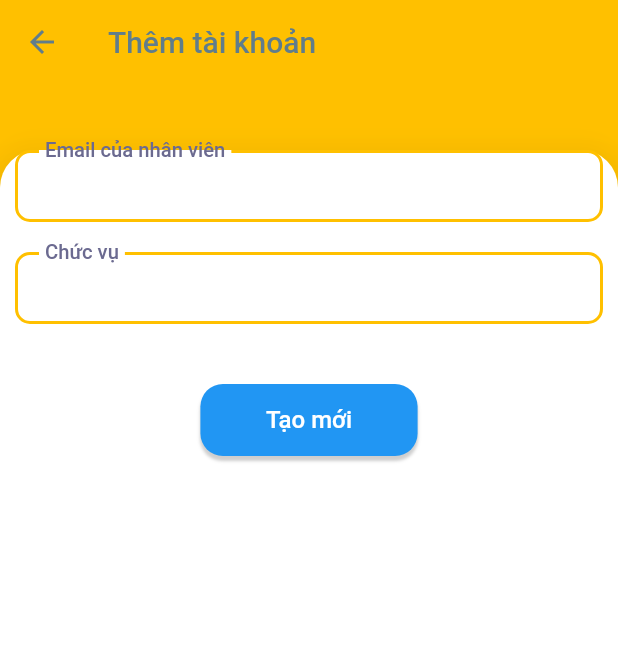
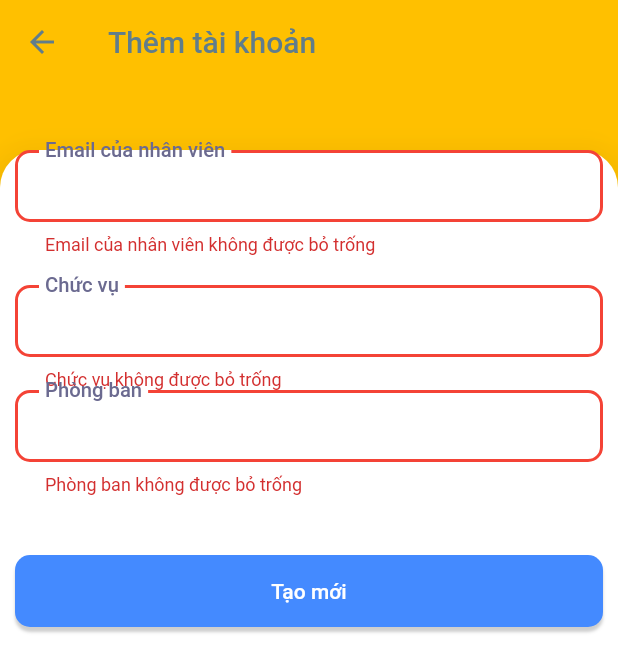
Before and after one commit to chocobopie/DataCareVN, a Flutter app: the AdminAccountAdd screen opened directly, after a tap on "Tạo mới", on a phone screen of 412 x 824 dp. Shown: the top 672 px of the screen. Run offline on Flutter 3.47's test engine with Material 2 defaults, Android fonts, the phone set to English and light mode, and no system bars; our stand-ins replace dropdown_button2, email_validator, flutter_datetime_picker, flutter_speed_dial, flutter_spinkit, pull_to_refresh and 3 more; missing offline and left inert: number_paginator; accounts and stored records are empty; network calls fail.

Commit message:
Update Account Detail

```diff
--- a/lib/views/admin/admin_account_add.dart
+++ b/lib/views/admin/admin_account_add.dart
@@ -5,11 +5,13 @@ import 'package:login_sample/models/block.dart';
 import 'package:login_sample/models/department.dart';
 import 'package:login_sample/models/role.dart';
 import 'package:login_sample/models/team.dart';
+import 'package:login_sample/views/admin/admin_department_filter.dart';
 import 'package:login_sample/widgets/CustomDropdownFormField2.dart';
 import 'package:login_sample/widgets/CustomEditableTextField.dart';
 import 'package:login_sample/widgets/CustomExpansionTile.dart';
 import 'package:login_sample/utilities/utils.dart';
 import 'package:login_sample/widgets/CustomOutlinedButton.dart';
+import 'package:login_sample/widgets/CustomTextButton.dart';
 
 import 'admin_role_filter.dart';
 
@@ -26,13 +28,17 @@ class _AdminAccountAddState extends State<AdminAccountAdd> {
 
   Block? _filterBlock;
   Department? _filterDepartment, _filterDepartmentPerm;
-  Team? _filterTeam;
+  Team? _filterTeam, _filterTeamPerm;
   Role? _filterRole;
 
-  String _filterRoleString = '';
+  final GlobalKey<FormState> _formKey = GlobalKey<FormState>();
+
+  String _filterRoleString = '', _filterDepartmentString = '', _filterTeamString = '';
 
   int? _contactCreateId, _contactViewId, _contactUpdateId, _contactDeleteId, _dealCreateId, _dealViewId, _dealUpdateId, _dealDeleteId, _issueCreateId, _issueViewId, _issueUpdateId, _issueDeleteId;
   int? _accountViewId, _accountCreateId, _accountUpdateId, _accountDeleteId, _attendanceViewId, _attendanceUpdateId;
+  int? _filterViewId, _filterBlockId;
+
 
   @override
   void dispose() {
@@ -42,7 +48,6 @@ class _AdminAccountAddState extends State<AdminAccountAdd> {
 
   @override
   Widget build(BuildContext context) {
-    double leftRight = MediaQuery.of(context).size.width * 0.05;
     return Scaffold(
       body: Stack(
         children: <Widget>[
@@ -62,12 +67,16 @@ class _AdminAccountAddState extends State<AdminAccountAdd> {
               ),
             ),
             margin: const EdgeInsets.only(left: 0.0, right: 0.0, top: 100.0),
+            child: Form(
+              key: _formKey,
               child: Padding(
                 padding: const EdgeInsets.only(left: 10.0, right: 10.0),
                 child: ListView(
                   children: <Widget>[
-                  //============================================================email box
+                    //============================================================email box===================================================================
                     CustomEditableTextFormField(
+                        isNull: false,
+                        isEmailCheck: true,
                         borderColor: mainBgColor,
                         text: '',
                         title: 'Email của nhân viên',
@@ -75,7 +84,7 @@ class _AdminAccountAddState extends State<AdminAccountAdd> {
                         textEditingController: _accountEmail,
                     ),
                     const SizedBox(height: 20.0,),
-                  //============================================================Chọn chức vụ
+                    //============================================================Chọn chức vụ===============================================================
                     CustomEditableTextFormField(
                         borderColor: mainBgColor,
                         text: _filterRoleString,
@@ -87,14 +96,94 @@ class _AdminAccountAddState extends State<AdminAccountAdd> {
                           setState(() {
                             _filterRole = data;
                             _filterRoleString = _filterRole!.name;
-                          print(_filterRole!.name);
+                            if(_filterRole!.roleId == 3 || _filterRole!.roleId == 4 || _filterRole!.roleId == 5){
+                              _filterBlockId == 1;
+                            }
+                            if(_filterRole!.roleId == 2){
+                              _filterBlockId == 0;
+                            }
+                            if(_filterRole!.roleId == 6){
+                              _filterBlockId == 2;
+                            }
                           });
                         }
                       },
                     ),
+                    //============================================================Chọn phòng ban===============================================================
+                    if(_filterBlockId != 0)
+                    CustomEditableTextFormField(
+                      borderColor: mainBgColor,
+                      text: _filterDepartmentString,
+                      title: 'Phòng ban',
+                      readonly: true,
+                      onTap: () async {
+                        final data = await Navigator.push(context, MaterialPageRoute(builder: (context) => const AdminDepartmentFilter(departmentList: departmentList)
+                        ));
+                        if( data != null ){
+                          setState(() {
+
+                          });
+                        }
+                      },
+                    ),
+                    //============================================================Chọn nhóm===============================================================
                     const SizedBox(height: 20.0,),
                     //============================================================Quyền truy cập của nhân viên Sale, KTV===================================
                     if(_filterRole != null)
+                    if(_filterRole!.roleId == 3 || _filterRole!.roleId == 4 || _filterRole!.roleId == 5 || _filterRole!.roleId == 6)
+                    Padding(
+                      padding: const EdgeInsets.only(bottom: 20.0),
+                      child: CustomExpansionTile(
+                          label: 'Quyền xem thông tin khách hàng & hợp đồng & vấn đề',
+                          colors: const [Colors.red, Colors.white],
+                          children: <Widget>[
+                            Padding(
+                              padding: const EdgeInsets.only(top: 5.0, left: 15.0, right: 15.0, bottom: 15.0),
+                              child: CustomDropdownFormField2(
+                                  value: _filterViewId != null ? permissionStatusesNameUtilities[_filterViewId!] : null,
+                                  label: 'Xem',
+                                  hintText: Text(_filterViewId == null ? '' : permissionStatusesNameUtilities[_filterViewId!]),
+                                  items: saleEmpViewPermNames,
+                                  onChanged: (value){
+                                    for(int i = 0; i < permissionStatuses.length; i++){
+                                      if(value.toString() == permissionStatuses[i].name){
+                                        setState(() {
+                                          _filterViewId = permissionStatuses[i].permissionStatusId;
+
+                                          if(_contactUpdateId == null || _contactUpdateId! > _filterViewId!){
+                                            _contactUpdateId = _filterViewId!;
+                                          }
+                                          if(_contactDeleteId == null || _contactDeleteId! > _filterViewId!){
+                                            _contactDeleteId = _filterViewId!;
+                                          }
+
+                                          if(_dealUpdateId == null || _dealUpdateId! > _filterViewId!){
+                                            _dealUpdateId = _filterViewId!;
+                                          }
+                                          if(_dealDeleteId == null || _dealDeleteId! > _filterViewId!){
+                                            _dealDeleteId = _filterViewId!;
+                                          }
+
+                                          if(_issueUpdateId == null || _issueUpdateId! > _filterViewId!){
+                                            _issueUpdateId = _filterViewId!;
+                                          }
+                                          if(_issueDeleteId == null || _issueDeleteId! > _filterViewId!){
+                                            _issueDeleteId = _filterViewId!;
+                                          }
+                                        });
+                                      }
+                                    }
+                                    _contactViewId = _filterViewId;
+                                    _dealViewId = _filterViewId;
+                                    _issueViewId = _filterViewId;
+                                  }
+                              ),
+                            ),
+                          ],
+                      ),
+                    ),
+
+                    if(_filterRole != null && _filterViewId != null)
                     if(_filterRole!.roleId == 3 || _filterRole!.roleId == 4 || _filterRole!.roleId == 5 || _filterRole!.roleId == 6)
                     Padding(
                       padding: const EdgeInsets.only(bottom: 20.0),
@@ -114,15 +203,7 @@ class _AdminAccountAddState extends State<AdminAccountAdd> {
                             Padding(
                               padding: const EdgeInsets.only(top: 5, left: 15, right: 15, bottom: 15),
                               child: CustomDropdownFormField2(
-                              label: 'Xem',
-                              hintText: _contactViewId != null ? Text(permissionStatusesNameUtilities[_contactViewId!]) : const Text(''),
-                              items: saleEmpViewPermNames,
-                              onChanged: null,
-                            ),
-                          ),
-                          Padding(
-                            padding: const EdgeInsets.only(top: 5, left: 15, right: 15, bottom: 15),
-                            child: CustomDropdownFormField2(
+                                value: _contactUpdateId != null ? permissionStatusesNameUtilities[_contactUpdateId!] : null,
                                 label: 'Chỉnh sửa',
                                 hintText: _contactUpdateId != null ? Text(permissionStatusesNameUtilities[_contactUpdateId!]) : const Text(''),
                                 items: saleEmpUpdateDeletePermNames,
@@ -132,6 +213,7 @@ class _AdminAccountAddState extends State<AdminAccountAdd> {
                             Padding(
                               padding: const EdgeInsets.only(top: 5, left: 15, right: 15, bottom: 15),
                               child: CustomDropdownFormField2(
+                                value: _contactDeleteId != null ? permissionStatusesNameUtilities[_contactDeleteId!] : null,
                                 label: 'Xóa',
                                 hintText: _contactDeleteId != null ? Text(permissionStatusesNameUtilities[_contactDeleteId!]) : const Text(''),
                                 items: saleEmpUpdateDeletePermNames,
@@ -141,7 +223,7 @@ class _AdminAccountAddState extends State<AdminAccountAdd> {
                           ],
                       ),
                     ),
-                  if(_filterRole != null)
+                    if(_filterRole != null && _filterViewId != null)
                     if(_filterRole!.roleId == 3 || _filterRole!.roleId == 4 || _filterRole!.roleId == 5 || _filterRole!.roleId == 6)
                     Padding(
                       padding: const EdgeInsets.only(bottom: 20.0),
@@ -161,15 +243,7 @@ class _AdminAccountAddState extends State<AdminAccountAdd> {
                           Padding(
                             padding: const EdgeInsets.only(top: 5, left: 15, right: 15, bottom: 15),
                             child: CustomDropdownFormField2(
-                            label: 'Xem',
-                            hintText: _dealViewId != null ? Text(permissionStatusesNameUtilities[_dealViewId!]) : const Text(''),
-                            items: saleEmpViewPermNames,
-                            onChanged: null,
-                          ),
-                        ),
-                        Padding(
-                          padding: const EdgeInsets.only(top: 5, left: 15, right: 15, bottom: 15),
-                          child: CustomDropdownFormField2(
+                              value: _dealUpdateId != null ? permissionStatusesNameUtilities[_dealUpdateId!] : null,
                               label: 'Chỉnh sửa',
                               hintText: _dealUpdateId != null ? Text(permissionStatusesNameUtilities[_dealUpdateId!]) : const Text(''),
                               items: saleEmpUpdateDeletePermNames,
@@ -179,6 +253,7 @@ class _AdminAccountAddState extends State<AdminAccountAdd> {
                           Padding(
                             padding: const EdgeInsets.only(top: 5, left: 15, right: 15, bottom: 15),
                             child: CustomDropdownFormField2(
+                              value: _dealDeleteId != null ? permissionStatusesNameUtilities[_dealDeleteId!] : null,
                               label: 'Xóa',
                               hintText: _dealDeleteId != null ? Text(permissionStatusesNameUtilities[_dealDeleteId!]) : const Text(''),
                               items: saleEmpUpdateDeletePermNames,
@@ -188,7 +263,7 @@ class _AdminAccountAddState extends State<AdminAccountAdd> {
                         ],
                       ),
                     ),
-                  if(_filterRole != null)
+                    if(_filterRole != null && _filterViewId != null)
                     if(_filterRole!.roleId == 3 || _filterRole!.roleId == 4 || _filterRole!.roleId == 5 || _filterRole!.roleId == 6)
                     Padding(
                       padding: const EdgeInsets.only(bottom: 20.0),
@@ -208,15 +283,7 @@ class _AdminAccountAddState extends State<AdminAccountAdd> {
                           Padding(
                             padding: const EdgeInsets.only(top: 5, left: 15, right: 15, bottom: 15),
                             child: CustomDropdownFormField2(
-                            label: 'Xem',
-                            hintText: _issueViewId != null ? Text(permissionStatusesNameUtilities[_issueViewId!]) : const Text(''),
-                            items: saleEmpViewPermNames,
-                            onChanged: null,
-                          ),
-                        ),
-                        Padding(
-                          padding: const EdgeInsets.only(top: 5, left: 15, right: 15, bottom: 15),
-                          child: CustomDropdownFormField2(
+                              value: _issueUpdateId != null ? permissionStatusesNameUtilities[_issueUpdateId!] : null,
                               label: 'Chỉnh sửa',
                               hintText: _issueUpdateId != null ? Text(permissionStatusesNameUtilities[_issueUpdateId!]) : const Text(''),
                               items: saleEmpUpdateDeletePermNames,
@@ -226,6 +293,7 @@ class _AdminAccountAddState extends State<AdminAccountAdd> {
                           Padding(
                             padding: const EdgeInsets.only(top: 5, left: 15, right: 15, bottom: 15),
                             child: CustomDropdownFormField2(
+                              value: _issueDeleteId != null ? permissionStatusesNameUtilities[_issueDeleteId!] : null,
                               label: 'Xóa',
                               hintText: _issueDeleteId != null ? Text(permissionStatusesNameUtilities[_issueDeleteId!]) : const Text(''),
                               items: saleEmpUpdateDeletePermNames,
@@ -248,40 +316,12 @@ class _AdminAccountAddState extends State<AdminAccountAdd> {
                           Padding(
                             padding: const EdgeInsets.only(top: 5, left: 15, right: 15, bottom: 15),
                             child: CustomDropdownFormField2(
-                            label: 'Tạo mới',
-                            hintText: _accountCreateId != null ? Text(permissionStatusesNameUtilities[_accountCreateId!]) : const Text(''),
-                            items: hrInternViewPermNames,
-                            onChanged: null,
-                          ),
-                        ),
-                        Padding(
-                          padding: const EdgeInsets.only(top: 5, left: 15, right: 15, bottom: 15),
-                          child: CustomDropdownFormField2(
                               label: 'Xem',
                               hintText: _accountViewId != null ? Text(permissionStatusesNameUtilities[_accountViewId!]) : const Text(''),
                               items: hrInternCreatePermNames,
                               onChanged: null,
                             ),
                           ),
-                        Padding(
-                          padding: const EdgeInsets.only(top: 5, left: 15, right: 15, bottom: 15),
-                          child: CustomDropdownFormField2(
-                            label: 'Chỉnh sửa',
-                            hintText: _accountUpdateId != null ? Text(permissionStatusesNameUtilities[_accountUpdateId!]) : const Text(''),
-                            items: hrInternUpdateDeletePermNames,
-                            onChanged: null,
-                          ),
-                        ),
-                        Padding(
-                          padding: const EdgeInsets.only(top: 5, left: 15, right: 15, bottom: 15),
-                          child: CustomDropdownFormField2(
-                            label: 'Xóa',
-                            hintText: _accountDeleteId != null ? Text(permissionStatusesNameUtilities[_accountDeleteId!]) : const Text(''),
-                            items: hrInternUpdateDeletePermNames,
-                            onChanged: null,
-                          ),
-                        ),
-
                         ],
                       ),
                     ),
@@ -318,42 +358,17 @@ class _AdminAccountAddState extends State<AdminAccountAdd> {
                     const SizedBox(
                       height: 20.0,
                     ),
-                  Padding(
-                    padding: EdgeInsets.only(
-                        left: MediaQuery.of(context).size.width * 0.30,
-                        right: MediaQuery.of(context).size.height * 0.15),
-                    child: Container(
-                      decoration: BoxDecoration(
-                        color: Colors.white,
-                        borderRadius: const BorderRadius.all(
-                          Radius.circular(15.0),
-                        ),
-                        boxShadow: [
-                          BoxShadow(
-                            color: Colors.grey.withOpacity(0.5),
-                            blurRadius: 1,
-                            offset: const Offset(
-                                0, 3), // changes position of shadow
+                    CustomTextButton(
+                        color: Colors.blueAccent,
+                        text: 'Tạo mới',
+                        onPressed: (){
+                          if(!_formKey.currentState!.validate()){
+                            return;
+                          }
+                        },
                     ),
                   ],
-                        gradient: const LinearGradient(
-                          stops: [0.02, 0.02],
-                          colors: [Colors.blue, Colors.blue],
                 ),
-                      ),
-                      child: TextButton(
-                        onPressed: () {},
-                        child: const Text(
-                          'Tạo mới',
-                          style: TextStyle(
-                            color: Colors.white,
-                            fontSize: 16.0,
-                          ),
-                        ),
-                      ),
-                    ),
-                  ),
-                ],
               ),
             ),
           ),
--- a/lib/widgets/CustomDropdownFormField2.dart
+++ b/lib/widgets/CustomDropdownFormField2.dart
@@ -2,17 +2,19 @@ import 'package:dropdown_button2/dropdown_button2.dart';
 import 'package:flutter/material.dart';
 
 class CustomDropdownFormField2 extends StatelessWidget {
-  const CustomDropdownFormField2({Key? key, required this.label, required this.hintText, required this.items, required this.onChanged, this.borderColor}) : super(key: key);
+  const CustomDropdownFormField2({Key? key, required this.label, required this.hintText, required this.items, required this.onChanged, this.borderColor, this.value}) : super(key: key);
 
   final String label;
   final Widget hintText;
   final List<dynamic> items;
   final dynamic onChanged;
   final Color? borderColor;
+  final String? value;
 
   @override
   Widget build(BuildContext context) {
     return DropdownButtonFormField2(
+      value: value,
       key: UniqueKey(),
       decoration: InputDecoration(
         focusedErrorBorder: OutlineInputBorder(
@@ -70,6 +72,7 @@ class CustomDropdownFormField2 extends StatelessWidget {
         if (value == null) {
           return '$label không được để trống';
         }
+        return null;
       },
       onChanged: onChanged,
     );
--- a/lib/widgets/CustomEditableTextField.dart
+++ b/lib/widgets/CustomEditableTextField.dart
@@ -1,3 +1,4 @@
+import 'package:email_validator/email_validator.dart';
 import 'package:flutter/cupertino.dart';
 import 'package:flutter/material.dart';
 import 'package:flutter/services.dart';
@@ -6,7 +7,7 @@ import 'package:login_sample/utilities/utils.dart';
 
 class CustomEditableTextFormField extends StatelessWidget {
    const CustomEditableTextFormField({
-    Key? key, required this.text, required this.title, required this.readonly, this.textEditingController, this.inputNumberOnly, this.inputEmailOnly, this.onTap, this.borderColor, this.width, this.obscureText, this.isNull, this.citizenIdentity
+    Key? key, required this.text, required this.title, required this.readonly, this.textEditingController, this.inputNumberOnly, this.inputEmailOnly, this.onTap, this.borderColor, this.width, this.obscureText, this.isNull, this.citizenIdentity, this.isEmailCheck
   }) : super(key: key);
 
   final String title;
@@ -21,6 +22,7 @@ class CustomEditableTextFormField extends StatelessWidget {
   final bool? obscureText;
   final bool? isNull;
   final bool? citizenIdentity;
+  final bool? isEmailCheck;
 
   @override
   Widget build(BuildContext context) {
@@ -30,6 +32,13 @@ class CustomEditableTextFormField extends StatelessWidget {
         validator: isNull != true ? (value) {
           if(value!.isEmpty){
             return '$title không được bỏ trống';
+          }else if(value.isNotEmpty && isEmailCheck == true){
+            if(EmailValidator.validate(value) == true){
+              return null;
+            }
+            if(EmailValidator.validate(value) == false){
+              return 'Email không đúng định dạng';
+            }
           }
           return null;
         } : null,
--- a/pubspec.yaml
+++ b/pubspec.yaml
@@ -47,6 +47,7 @@ dependencies:
   shared_preferences: ^2.0.13
   pull_to_refresh: ^2.0.0
   flutter_speed_dial: ^5.0.0+1
+  email_validator: ^2.0.1
   flutter_localizations:
     sdk: flutter
 
```
Also changed, not shown: pubspec.lock. Lines whose indentation alone changed are shown as unchanged.
